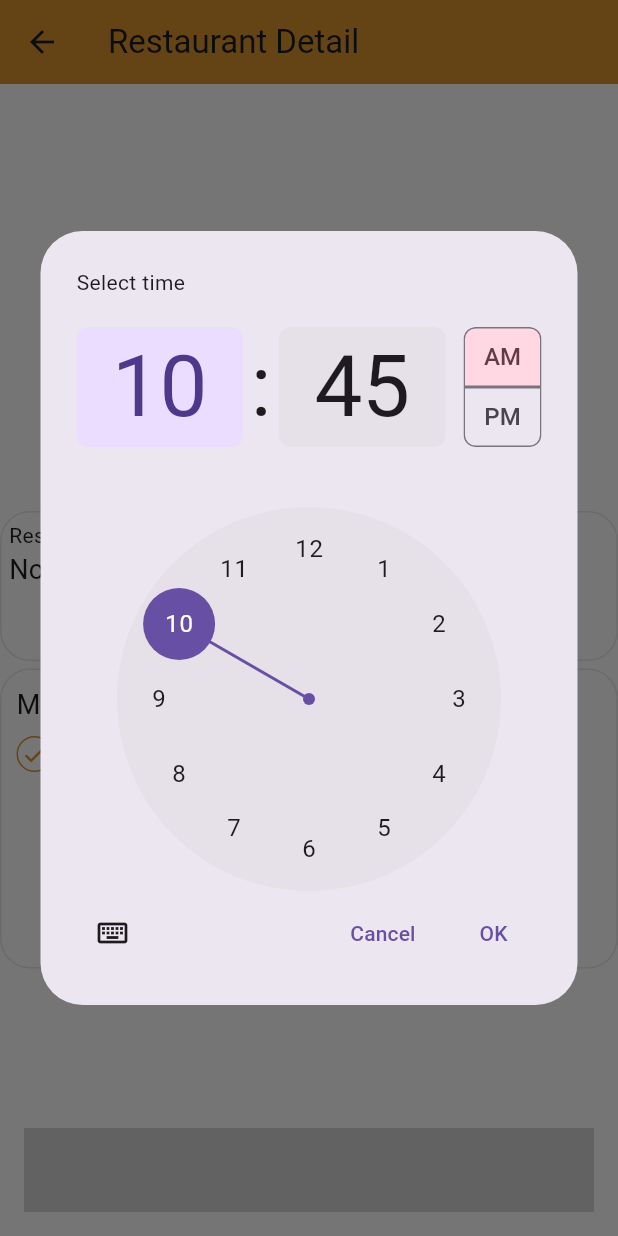
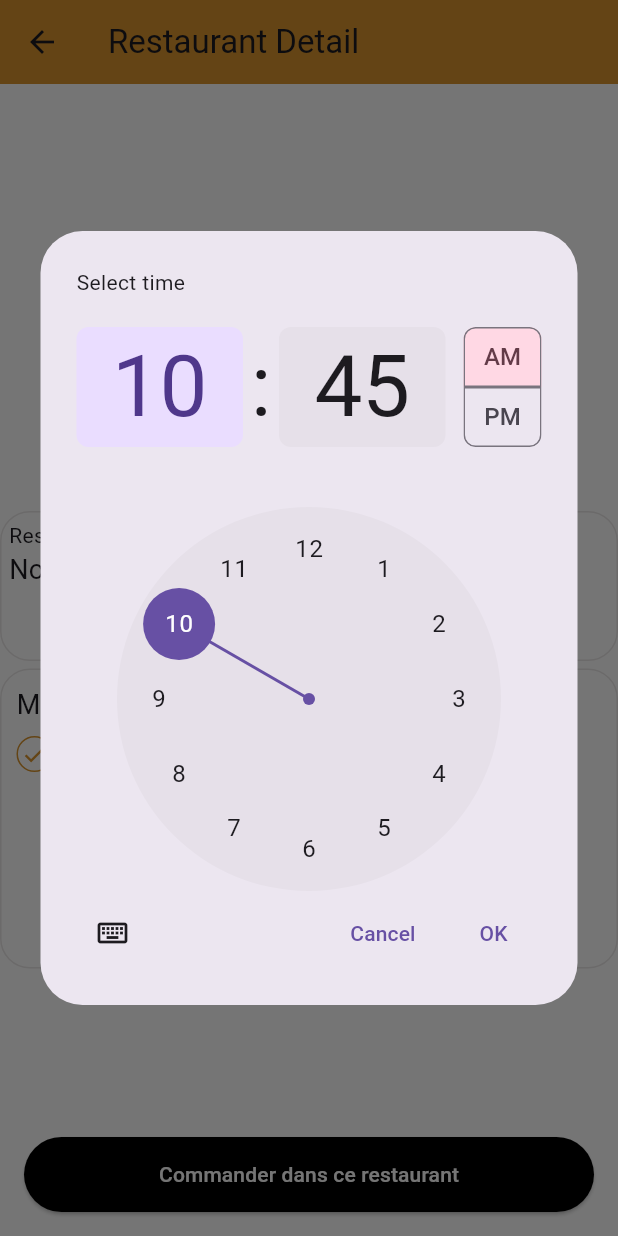
Before and after one commit to Dalel1akremi/flutterProject, a Flutter app: the RestaurantDetail screen opened by its route, after a tap on the "check" icon, on a phone screen of 412 x 824 dp. Run offline on Flutter 3.47's test engine with Material 3 defaults, Android fonts, the phone set to English and light mode, and no system bars; our stand-ins replace firebase_auth, firebase_core, flutter_svg, google_sign_in, shared_preferences; missing offline and left inert: bcrypt; accounts and stored records are empty.

Commit message:
fix `button  au dessous de la page `

```diff
--- a/FLUTTER/lib/pages/aboutRestaurant/RestaurantDetail.dart
+++ b/FLUTTER/lib/pages/aboutRestaurant/RestaurantDetail.dart
@@ -131,7 +131,6 @@ class _RestaurantDetailState extends State<RestaurantDetail> {
       appBar: AppBar(
         backgroundColor: const Color.fromARGB(222, 212, 133, 14),
         title: Text(restaurantName ?? 'Restaurant Detail'),
-
       ),
       body: SingleChildScrollView(
         child: Column(
@@ -181,8 +180,8 @@ class _RestaurantDetailState extends State<RestaurantDetail> {
               width: 1500,
               height: 100,
               decoration: BoxDecoration(
-                  border: Border.all(
-                      color: const Color.fromARGB(255, 234, 231, 231)),
+                border:
+                    Border.all(color: const Color.fromARGB(255, 234, 231, 231)),
                 borderRadius: BorderRadius.circular(20),
               ),
               padding: const EdgeInsets.all(5),
@@ -202,8 +201,8 @@ class _RestaurantDetailState extends State<RestaurantDetail> {
               width: 1500,
               height: 200,
               decoration: BoxDecoration(
-                  border: Border.all(
-                      color: const Color.fromARGB(255, 234, 231, 231)),
+                border:
+                    Border.all(color: const Color.fromARGB(255, 234, 231, 231)),
                 borderRadius: BorderRadius.circular(20),
               ),
               padding: const EdgeInsets.all(10),
@@ -238,16 +237,14 @@ class _RestaurantDetailState extends State<RestaurantDetail> {
                 ],
               ),
             ),
-              const SizedBox(height: 10),
           ],
         ),
       ),
-
       bottomNavigationBar: Container(
         color: Colors.white,
         child: Padding(
           padding: const EdgeInsets.all(16.0),
-    child: GlowingButton(
+          child: ElevatedButton(
             onPressed: () {
               if (selectedRetraitMode.isNotEmpty) {
                 DateTime selectedDateTime = DateTime(
@@ -303,11 +300,17 @@ class _RestaurantDetailState extends State<RestaurantDetail> {
                 }
               }
             },
-
+            style: ElevatedButton.styleFrom(
+              minimumSize: const Size(double.infinity, 50),
+              backgroundColor: Colors.black,
+            ),
+            child: const Text(
+              'Commander dans ce restaurant',
+              style: TextStyle(color: Colors.white),
             ),
           ),
         ),
-
+      ),
     );
   }
 }
```
Lines whose indentation alone changed are shown as unchanged.
